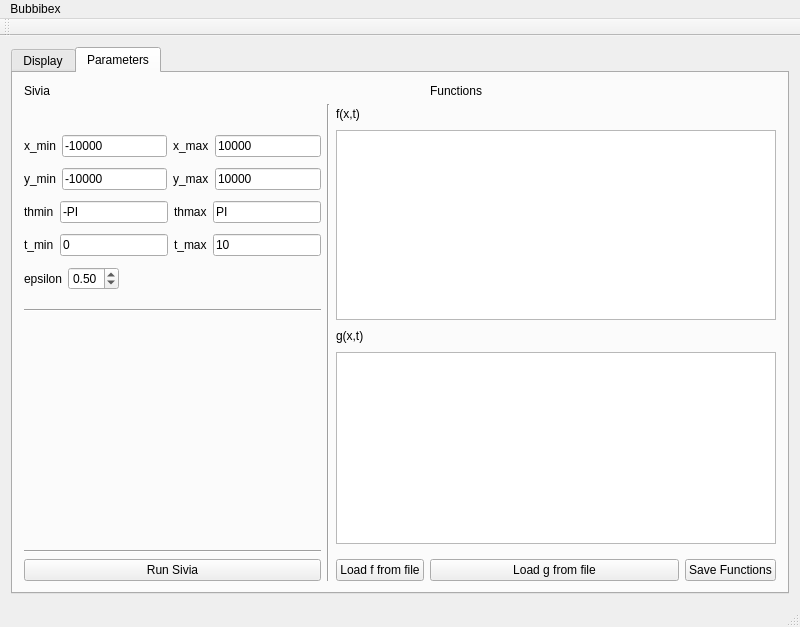
msis/bubbibex, file mainwindow.ui: the form before one commit.
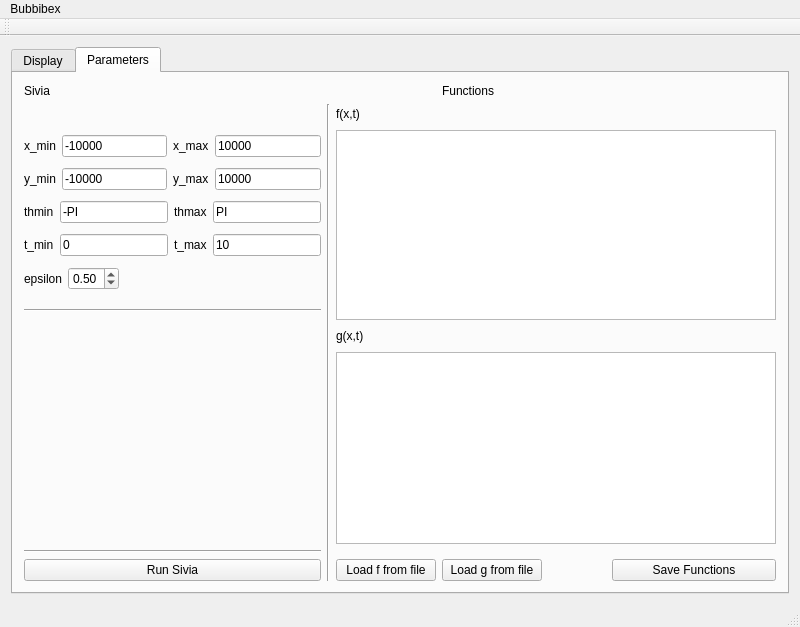
The form after the commit. Custom widgets are drawn as their Qt base class.

```diff
--- a/mainwindow.ui
+++ b/mainwindow.ui
@@ -7,7 +7,7 @@
     <x>0</x>
     <y>0</y>
     <width>800</width>
-    <height>604</height>
+    <height>615</height>
    </rect>
   </property>
   <property name="windowTitle">
@@ -415,6 +415,18 @@
         </item>
         <item row="7" column="2">
          <widget class="QPushButton" name="loadfFromFile">
+          <property name="minimumSize">
+           <size>
+            <width>100</width>
+            <height>0</height>
+           </size>
+          </property>
+          <property name="maximumSize">
+           <size>
+            <width>100</width>
+            <height>16777215</height>
+           </size>
+          </property>
           <property name="text">
            <string>Load f from file</string>
           </property>
@@ -422,6 +434,18 @@
         </item>
         <item row="7" column="3">
          <widget class="QPushButton" name="loadgFromFile">
+          <property name="minimumSize">
+           <size>
+            <width>100</width>
+            <height>0</height>
+           </size>
+          </property>
+          <property name="maximumSize">
+           <size>
+            <width>100</width>
+            <height>16777215</height>
+           </size>
+          </property>
           <property name="text">
            <string>Load g from file</string>
           </property>
@@ -467,7 +491,7 @@
           </property>
          </spacer>
         </item>
-        <item row="4" column="3">
+        <item row="4" column="4">
          <spacer name="horizontalSpacer_3">
           <property name="orientation">
            <enum>Qt::Horizontal</enum>
```
Left out of the diff: 2 changed lines with no effect on the pictures.
